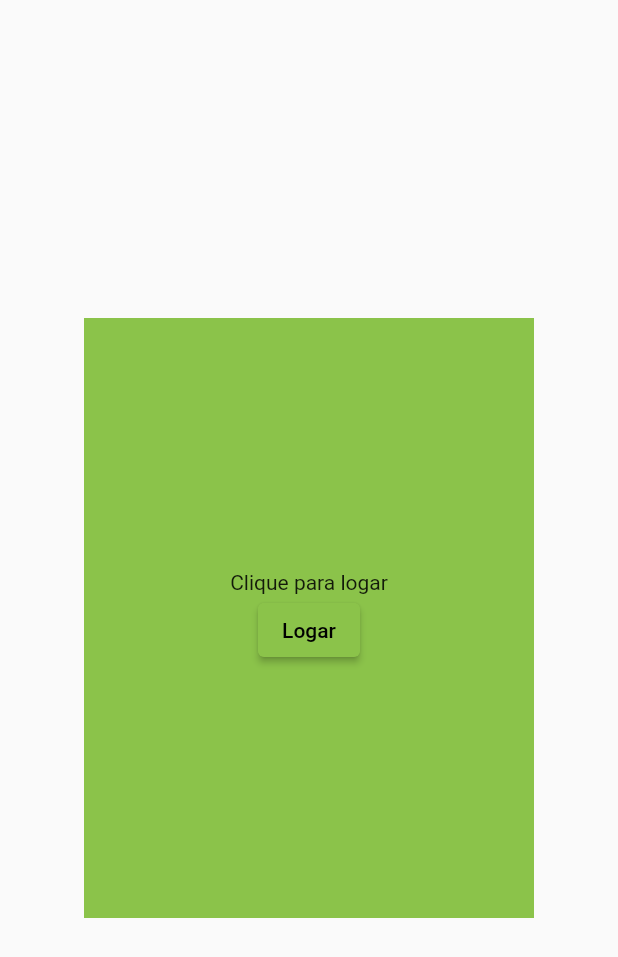
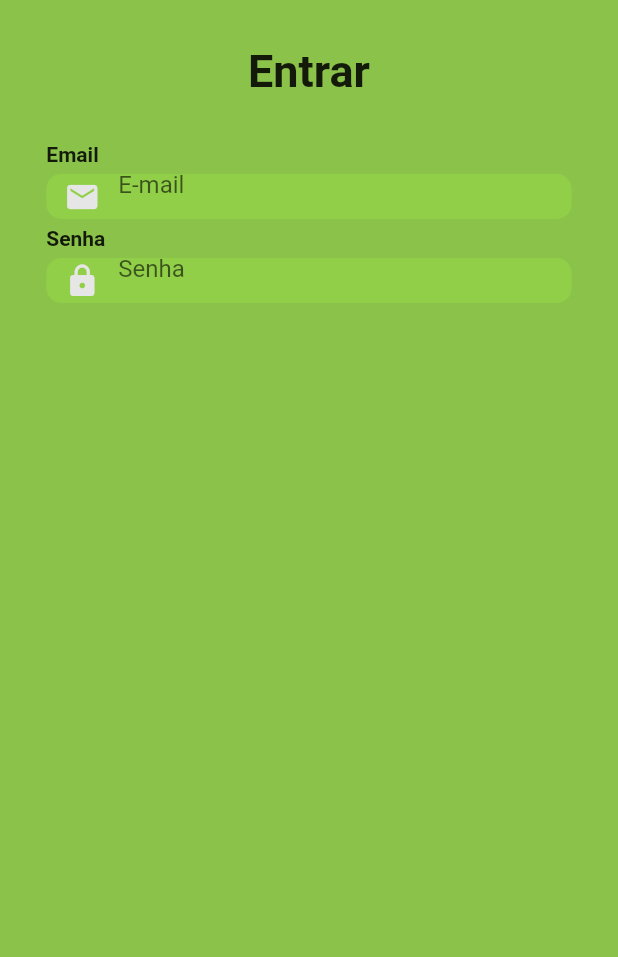
Before and after one commit to LeandroTheDev/malugos_project, a Flutter app: the screen it shows after launch, on a phone screen of 412 x 824 dp. Shown: the top 957 px of the screen. Run offline on Flutter 3.47's test engine with Material 2 defaults, Android fonts, the phone set to English and light mode, and no system bars; missing offline and left inert: mysql1.

Commit message:
Login Screen 0.1

```diff
--- a/lib/components/productitem.dart
+++ b/lib/components/productitem.dart
@@ -5,7 +5,7 @@ class ProductItem extends StatelessWidget {
   final double price;
   final String imageUrl;
 
-  ProductItem(this.name, this.price, this.imageUrl, {super.key});
+  const ProductItem(this.name, this.price, this.imageUrl, {super.key});
 
   @override
   Widget build(BuildContext context) {
@@ -24,7 +24,7 @@ class ProductItem extends StatelessWidget {
             name,
             maxLines: 1,
             overflow: TextOverflow.ellipsis,
-            style: TextStyle(
+            style: const TextStyle(
               fontWeight: FontWeight.bold,
               color: Colors.black,
             ),
@@ -32,7 +32,7 @@ class ProductItem extends StatelessWidget {
           //Product Cost
           Text(
             '${price.toString()} Reais',
-            style: TextStyle(
+            style: const TextStyle(
               color: Colors.black,
             ),
           ),
--- a/lib/main.dart
+++ b/lib/main.dart
@@ -38,6 +38,6 @@ class MyHomePage extends StatelessWidget {
 
   @override
   Widget build(BuildContext context) {
-    return AuthPage();
+    return const AuthPage();
   }
 }
--- a/lib/pages/authpage.dart
+++ b/lib/pages/authpage.dart
@@ -7,8 +7,10 @@ class AuthPage extends StatelessWidget {
 
   @override
   Widget build(BuildContext context) {
+    final screenSize = MediaQuery.of(context).size;
+
+    //Start Login
     mysqlconnect() async {
-
       final mysql = await MySqlConnection.connect(
         ConnectionSettings(
           host: MySqlData.adress,
@@ -25,37 +27,113 @@ class AuthPage extends StatelessWidget {
         );
       } catch (result) {
         final String error = result.toString();
+        //Erro email já existe
         if (error.contains('1062')) {
           print('Erro o email já existe.');
         }
-        print(error);
       }
     }
 
     return Scaffold(
-      body: Column(
-        mainAxisAlignment: MainAxisAlignment.center,
+      body: Stack(
         children: [
-          Row(
+          Container(
+            height: double.infinity,
+            width: double.infinity,
+            color: Colors.lightGreen,
+          ),
+          Column(
             children: [
-              const Spacer(),
-              Container(
-                color: Colors.lightGreen,
-                height: 400,
-                width: 300,
-                child: Column(
-                  children: [
+              //Entrar text
+              Padding(
+                padding: const EdgeInsets.all(30.0),
+                child: Row(
+                  children: const [
                     Spacer(),
-                    Text('Clique para logar'),
-                    ElevatedButton(
-                      onPressed: mysqlconnect,
-                      child: Text('Logar'),
+                    Text(
+                      'Entrar',
+                      style: TextStyle(
+                        fontSize: 30,
+                        fontWeight: FontWeight.bold,
+                      ),
                     ),
                     Spacer(),
                   ],
                 ),
               ),
-              const Spacer(),
+              //Login Scene
+              SizedBox(
+                width: screenSize.width * 0.85,
+                child: Column(
+                  crossAxisAlignment: CrossAxisAlignment.start,
+                  children: [
+                    //Email Text
+                    const Text(
+                      'Email',
+                      style: TextStyle(
+                        fontWeight: FontWeight.bold,
+                      ),
+                    ),
+                    //Email Input
+                    Padding(
+                      padding: const EdgeInsets.symmetric(vertical: 5),
+                      child: Container(
+                        alignment: Alignment.centerLeft,
+                        decoration: BoxDecoration(
+                          borderRadius: BorderRadius.circular(10),
+                          color: const Color.fromARGB(255, 144, 207, 71),
+                        ),
+                        height: 30,
+                        width: screenSize.width * 0.85,
+                        child: const TextField(
+                          keyboardType: TextInputType.emailAddress,
+                          decoration: InputDecoration(
+                            border: InputBorder.none,
+                            contentPadding: EdgeInsets.all(14),
+                            prefixIcon: Icon(
+                              Icons.email,
+                              color: Color.fromARGB(255, 230, 230, 230),
+                            ),
+                            hintText: 'E-mail',
+                          ),
+                        ),
+                      ),
+                    ),
+                    //Senha Text
+                    const Text(
+                      'Senha',
+                      style: TextStyle(
+                        fontWeight: FontWeight.bold,
+                      ),
+                    ),
+                    //Senha Input
+                    Padding(
+                      padding: const EdgeInsets.symmetric(vertical: 5),
+                      child: Container(
+                        alignment: Alignment.centerLeft,
+                        decoration: BoxDecoration(
+                          borderRadius: BorderRadius.circular(10),
+                          color: const Color.fromARGB(255, 144, 207, 71),
+                        ),
+                        height: 30,
+                        width: screenSize.width * 0.85,
+                        child: const TextField(
+                          obscureText: true,
+                          decoration: InputDecoration(
+                            border: InputBorder.none,
+                            contentPadding: EdgeInsets.all(14),
+                            prefixIcon: Icon(
+                              Icons.lock,
+                              color: Color.fromARGB(255, 230, 230, 230),
+                            ),
+                            hintText: 'Senha',
+                          ),
+                        ),
+                      ),
+                    ),
+                  ],
+                ),
+              ),
             ],
           ),
         ],
--- a/lib/pages/drawer_page/categorypage.dart
+++ b/lib/pages/drawer_page/categorypage.dart
@@ -1,6 +1,4 @@
 import 'package:flutter/material.dart';
-import 'package:flutter/src/widgets/container.dart';
-import 'package:flutter/src/widgets/framework.dart';
 
 class CategoryPage extends StatelessWidget {
   const CategoryPage({super.key});
@@ -9,7 +7,7 @@ class CategoryPage extends StatelessWidget {
   Widget build(BuildContext context) {
     return Scaffold(
       appBar: AppBar(
-        title: Text('Categorias'),
+        title: const Text('Categorias'),
       ),
       body: Column(),
     );
--- a/lib/pages/featurepage.dart
+++ b/lib/pages/featurepage.dart
@@ -8,7 +8,7 @@ class FeaturePage extends StatelessWidget {
   Widget build(BuildContext context) {
     return Scaffold(
       appBar: AppBar(
-        title: Text('Destaques'),
+        title: const Text('Destaques'),
       ),
       body: Column(),
     );
@@ -39,7 +39,6 @@ class FeatureProducts extends StatelessWidget {
       body: SingleChildScrollView(
         child: Column(
           children: [
-
             //Image
             Padding(
               padding: const EdgeInsets.all(20.0),
@@ -54,19 +53,20 @@ class FeatureProducts extends StatelessWidget {
             Padding(
               padding: const EdgeInsets.all(20),
               child: Container(
-                padding: const EdgeInsets.symmetric(vertical: 5, horizontal: 15),
+                padding:
+                    const EdgeInsets.symmetric(vertical: 5, horizontal: 15),
                 height: 400,
                 width: screenSize.width * 0.90,
                 decoration: BoxDecoration(
-                  color: const Color.fromARGB(206, 171, 207, 171),
-                  borderRadius: BorderRadius.circular(20)
-                ),
+                    color: const Color.fromARGB(206, 171, 207, 171),
+                    borderRadius: BorderRadius.circular(20)),
                 child: Text(description),
               ),
             ),
-            ElevatedButton(onPressed: (){}, child: Text('Adicionar ao Carrinho')),
+            ElevatedButton(
+                onPressed: () {}, child: const Text('Adicionar ao Carrinho')),
             const SizedBox(height: 25),
-            ElevatedButton(onPressed: (){}, child: Text('Ver no Site')),
+            ElevatedButton(onPressed: () {}, child: const Text('Ver no Site')),
             const SizedBox(height: 25),
           ],
         ),
--- a/lib/pages/homepage.dart
+++ b/lib/pages/homepage.dart
@@ -3,8 +3,6 @@ import 'package:malugos_project/components/drawer.dart';
 import 'package:malugos_project/components/productitem.dart';
 import 'package:malugos_project/data/productsdata.dart';
 import 'package:malugos_project/pages/featurepage.dart';
-import 'dart:async';
-import 'package:mysql1/mysql1.dart';
 
 class HomePage extends StatefulWidget {
   const HomePage({super.key});
@@ -14,7 +12,6 @@ class HomePage extends StatefulWidget {
 }
 
 class _HomePageState extends State<HomePage> {
-
   @override
   Widget build(BuildContext context) {
     final screenSize = MediaQuery.of(context).size;
```
